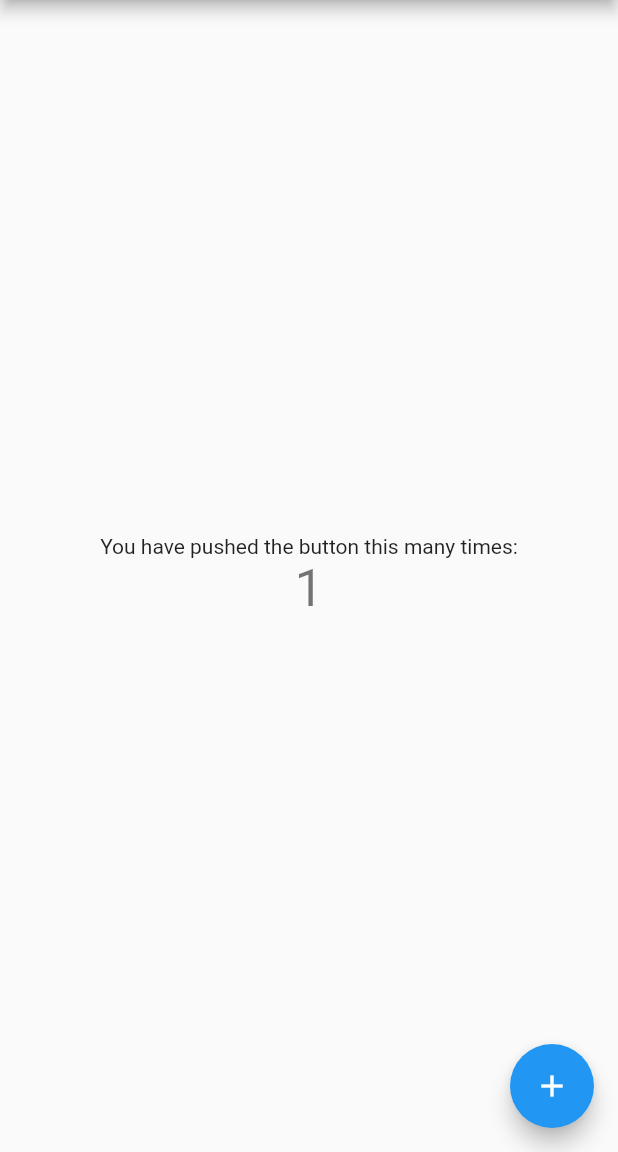
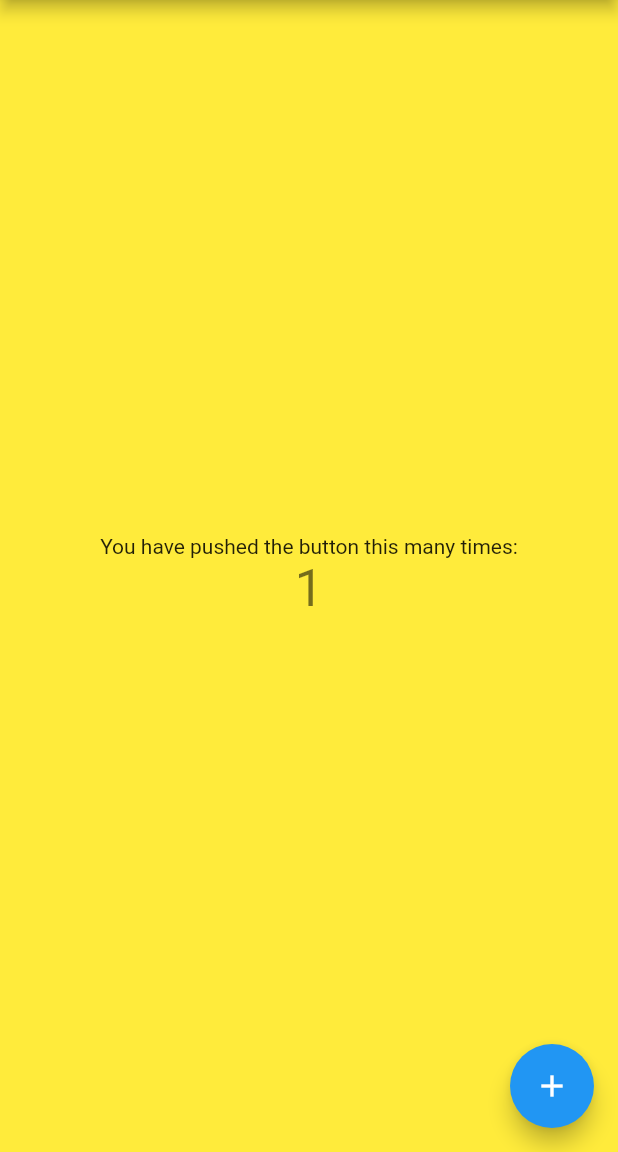
Before and after one commit to QuangAnh395/learn_flutter_imic, a Flutter app: the screen it shows after launch, after a tap on the "add" icon, on a phone screen of 412 x 824 dp, the part 84-1236 px from its top. Run offline on Flutter 3.47's test engine with Material 2 defaults, Android fonts, the phone set to English and light mode, and no system bars.

Commit message:
bai tap buoi 1

```diff
--- a/lib/main.dart
+++ b/lib/main.dart
@@ -1,4 +1,5 @@
 import 'package:flutter/material.dart';
+import 'package:learn_flutter_imic/screen/bai_tap_buoi_1_screen.dart';
 
 void main() {
   runApp(const MyApp());
@@ -13,103 +14,10 @@ class MyApp extends StatelessWidget {
     return MaterialApp(
       title: 'Flutter Demo',
       theme: ThemeData(
-        // This is the theme of your application.
-        //
-        // Try running your application with "flutter run". You'll see the
-        // application has a blue toolbar. Then, without quitting the app, try
-        // changing the primarySwatch below to Colors.green and then invoke
-        // "hot reload" (press "r" in the console where you ran "flutter run",
-        // or simply save your changes to "hot reload" in a Flutter IDE).
-        // Notice that the counter didn't reset back to zero; the application
-        // is not restarted.
+
         primarySwatch: Colors.blue,
       ),
       home: const MyHomePage(title: 'Flutter Demo Home Page'),
     );
   }
 }
-
-class MyHomePage extends StatefulWidget {
-  const MyHomePage({Key? key, required this.title}) : super(key: key);
-
-  // This widget is the home page of your application. It is stateful, meaning
-  // that it has a State object (defined below) that contains fields that affect
-  // how it looks.
-
-  // This class is the configuration for the state. It holds the values (in this
-  // case the title) provided by the parent (in this case the App widget) and
-  // used by the build method of the State. Fields in a Widget subclass are
-  // always marked "final".
-
-  final String title;
-
-  @override
-  State<MyHomePage> createState() => _MyHomePageState();
-}
-
-class _MyHomePageState extends State<MyHomePage> {
-  int _counter = 0;
-
-  void _incrementCounter() {
-    setState(() {
-      // This call to setState tells the Flutter framework that something has
-      // changed in this State, which causes it to rerun the build method below
-      // so that the display can reflect the updated values. If we changed
-      // _counter without calling setState(), then the build method would not be
-      // called again, and so nothing would appear to happen.
-      _counter++;
-    });
-  }
-
-  @override
-  Widget build(BuildContext context) {
-    // This method is rerun every time setState is called, for instance as done
-    // by the _incrementCounter method above.
-    //
-    // The Flutter framework has been optimized to make rerunning build methods
-    // fast, so that you can just rebuild anything that needs updating rather
-    // than having to individually change instances of widgets.
-    return Scaffold(
-      appBar: AppBar(
-        // Here we take the value from the MyHomePage object that was created by
-        // the App.build method, and use it to set our appbar title.
-        title: Text(widget.title),
-      ),
-      body: Center(
-        // Center is a layout widget. It takes a single child and positions it
-        // in the middle of the parent.
-        child: Column(
-          // Column is also a layout widget. It takes a list of children and
-          // arranges them vertically. By default, it sizes itself to fit its
-          // children horizontally, and tries to be as tall as its parent.
-          //
-          // Invoke "debug painting" (press "p" in the console, choose the
-          // "Toggle Debug Paint" action from the Flutter Inspector in Android
-          // Studio, or the "Toggle Debug Paint" command in Visual Studio Code)
-          // to see the wireframe for each widget.
-          //
-          // Column has various properties to control how it sizes itself and
-          // how it positions its children. Here we use mainAxisAlignment to
-          // center the children vertically; the main axis here is the vertical
-          // axis because Columns are vertical (the cross axis would be
-          // horizontal).
-          mainAxisAlignment: MainAxisAlignment.center,
-          children: <Widget>[
-            const Text(
-              'You have pushed the button this many times:',
-            ),
-            Text(
-              '$_counter',
-              style: Theme.of(context).textTheme.headline4,
-            ),
-          ],
-        ),
-      ),
-      floatingActionButton: FloatingActionButton(
-        onPressed: _incrementCounter,
-        tooltip: 'Increment',
-        child: const Icon(Icons.add),
-      ), // This trailing comma makes auto-formatting nicer for build methods.
-    );
-  }
-}
--- /dev/null
+++ b/lib/screen/bai_tap_buoi_1_screen.dart
@@ -0,0 +1,57 @@
+
+import 'package:flutter/cupertino.dart';
+import 'package:flutter/material.dart';
+
+class MyHomePage extends StatefulWidget {
+  const MyHomePage({Key? key, required this.title}) : super(key: key);
+
+  final String title;
+
+  @override
+  State<MyHomePage> createState() => _MyHomePageState();
+}
+
+class _MyHomePageState extends State<MyHomePage> {
+  int _counter = 0;
+
+  void _incrementCounter() {
+    setState(() {
+
+      _counter++;
+    });
+  }
+
+  @override
+  Widget build(BuildContext context) {
+
+
+    return Scaffold(
+      backgroundColor: Colors.yellow,
+      appBar: AppBar(
+
+        title: Text(widget.title),
+      ),
+      body: Center(
+
+        child: Column(
+
+          mainAxisAlignment: MainAxisAlignment.center,
+          children: <Widget>[
+            const Text(
+              'You have pushed the button this many times:',
+            ),
+            Text(
+              '$_counter',
+              style: Theme.of(context).textTheme.headline4,
+            ),
+          ],
+        ),
+      ),
+      floatingActionButton: FloatingActionButton(
+        onPressed: _incrementCounter,
+        tooltip: 'Increment',
+        child: const Icon(Icons.add),
+      ), // This trailing comma makes auto-formatting nicer for build methods.
+    );
+  }
+}
```
